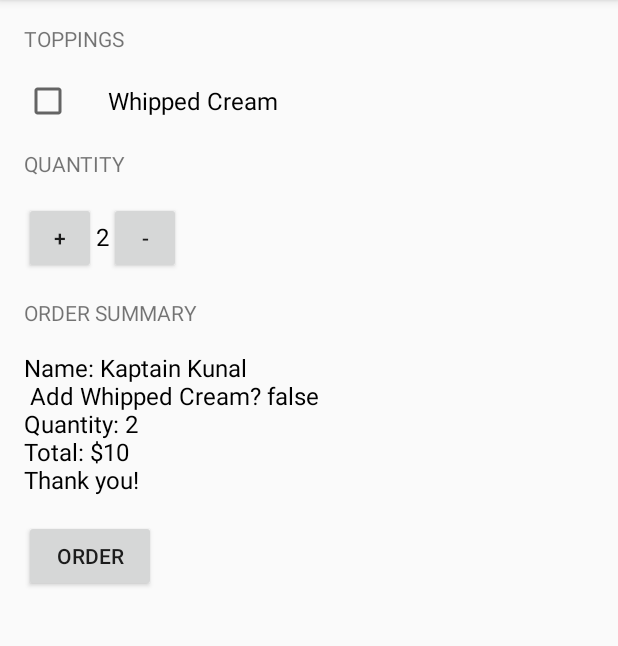
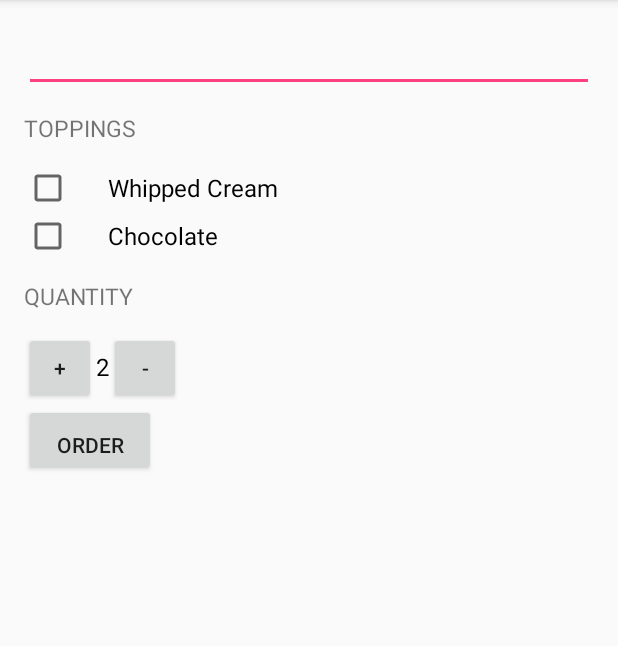
Before and after one commit to ErnestoLCortez/Just-Java, an Android app: the screen it shows after launch (MainActivity), after a tap on "ORDER", on a phone screen of 412 x 824 dp, the part 84-730 px from its top. Run offline under Robolectric (Android 15) with nearby library versions, the phone set to English and light mode, and no system bars.

```diff
--- a/app/src/main/java/com/example/android/justjava/MainActivity.java
+++ b/app/src/main/java/com/example/android/justjava/MainActivity.java
@@ -1,11 +1,16 @@
 package com.example.android.justjava;
 
+import android.content.Intent;
+import android.net.Uri;
 import android.os.Bundle;
 import android.support.v7.app.ActionBarActivity;
 import android.util.Log;
 import android.view.View;
 import android.widget.CheckBox;
+import android.widget.EditText;
 import android.widget.TextView;
+import android.widget.Toast;
+
 import java.text.NumberFormat;
 
 /**
@@ -24,14 +29,27 @@ public class MainActivity extends ActionBarActivity {
      * This method is called when the order button is clicked.
      */
     public void submitOrder(View view) {
+        EditText nameField = (EditText) findViewById(R.id.user_name);
+        String name = nameField.getText().toString();
+        Log.v("MainActivity", "Name: " + name);
+
         CheckBox whippedCreamCheckBox = (CheckBox) findViewById(R.id.whipped_cream);
         boolean hasWhippedCream = whippedCreamCheckBox.isChecked();
         Log.v("MainActivity","Has whipped cream: " + hasWhippedCream);
 
+        CheckBox chocolateCheckBox = (CheckBox) findViewById(R.id.chocolate_checkbox);
+        boolean hasChocolate = chocolateCheckBox.isChecked();
+        Log.v("MainActivity", "Has whipped cream: " + hasChocolate);
 
+        String priceMessage = createOrderSummary(name, calculatePrice(),hasWhippedCream, hasChocolate);
+        Intent intent = new Intent(Intent.ACTION_SENDTO);
+        intent.setData(Uri.parse("mailto:")); // only email apps should handle this
+        intent.putExtra(Intent.EXTRA_SUBJECT, "Just Java order for " + name);
+        intent.putExtra(Intent.EXTRA_TEXT, priceMessage);
+        if (intent.resolveActivity(getPackageManager()) != null) {
+            startActivity(intent);
+        }
 
-        String priceMessage = createOrderSummary(calculatePrice(),hasWhippedCream);
-        displayMessage(priceMessage);
     }
     /**
      * This method is called to calculate price.
@@ -43,13 +61,23 @@ public class MainActivity extends ActionBarActivity {
      * This method is called when the increment button is clicked.
      */
     public void increment(View view) {
-        displayQuantity(quantity+=1);
+        if (quantity < 100){
+            displayQuantity(quantity+=1);
+        }
+        else {
+            Toast.makeText(this, "You cannot have more than 100 coffees", Toast.LENGTH_SHORT).show();
+        }
     }
     /**
      * This method is called when the decrement button is clicked.
      */
     public void decrement(View view) {
-        displayQuantity(quantity-=1);
+        if (quantity > 1){
+            displayQuantity(quantity-=1);
+        }
+        else {
+            Toast.makeText(this, "You cannot have less than 1 coffee", Toast.LENGTH_SHORT).show();
+        }
     }
     /**
      * This method displays the given quantity value on the screen.
@@ -59,17 +87,13 @@ public class MainActivity extends ActionBarActivity {
                 R.id.quantity_text_view);
         quantityTextView.setText("" + number);
     }
-    /**
-     * This method displays the given text on the screen.
-     */
-    private void displayMessage(String message) {
-        TextView orderSummaryTextView = (TextView) findViewById(R.id.order_summary_text_view);
-        orderSummaryTextView.setText(message);
-    }
+
     /**
      * This method displays order summary to screen.
      */
-    private String createOrderSummary(int price, boolean addWhippedCream) {
-        return "Name: Kaptain Kunal \n Add Whipped Cream? " + addWhippedCream + "\nQuantity: " + quantity + "\nTotal: $" + price + "\nThank you!";
+    private String createOrderSummary(String name, int price, boolean addWhippedCream, boolean addChocolate) {
+
+        return "Name: " + name +  "\nAdd Whipped Cream? " + addWhippedCream  +
+                "\nAdd Chocolate? " + addChocolate + "\nQuantity: " + quantity + "\nTotal: $" + price + "\nThank you!";
     }
 }
--- a/app/src/main/res/layout/activity_main.xml
+++ b/app/src/main/res/layout/activity_main.xml
@@ -1,6 +1,11 @@
 <?xml version="1.0" encoding="utf-8"?>
-<LinearLayout xmlns:android="http://schemas.android.com/apk/res/android"
+<ScrollView xmlns:android="http://schemas.android.com/apk/res/android"
     xmlns:tools="http://schemas.android.com/tools"
+    android:layout_width="match_parent"
+    android:layout_height="match_parent"
+    tools:context="com.example.android.justjava.MainActivity">
+
+    <LinearLayout
         android:layout_width="match_parent"
         android:layout_height="match_parent"
         android:orientation="vertical"
@@ -8,31 +13,41 @@
         android:paddingLeft="@dimen/activity_horizontal_margin"
         android:paddingRight="@dimen/activity_horizontal_margin"
         android:paddingTop="@dimen/activity_vertical_margin"
-    tools:context="com.example.android.justjava.MainActivity">
+        >
+
+        <EditText
+            android:id="@+id/user_name"
+            android:layout_width="match_parent"
+            android:layout_height="wrap_content"
+            android:inputType="textCapWords" />
 
         <TextView
+            style="@style/HeaderTextStyle"
+            android:text="Toppings"
+             />
+
+        <CheckBox
+            android:id="@+id/whipped_cream"
             android:layout_width="wrap_content"
             android:layout_height="wrap_content"
-        android:text="Toppings"
-        android:paddingBottom="16dp"
-        android:textAllCaps="true"/>
+            android:paddingLeft="24dp"
+            android:text="Whipped Cream"
+            android:textSize="16sp" />
 
         <CheckBox
+            android:id="@+id/chocolate_checkbox"
             android:layout_width="wrap_content"
             android:layout_height="wrap_content"
-        android:text="Whipped Cream"
-        android:textSize="16sp"
             android:paddingLeft="24dp"
-        android:id="@+id/whipped_cream"/>
+            android:text="Chocolate"
+            android:textSize="16sp" />
 
 
         <TextView
-        android:layout_width="wrap_content"
-        android:layout_height="wrap_content"
+            style="@style/HeaderTextStyle"
             android:text="Quantity"
-        android:paddingBottom="16dp"
-        android:paddingTop="16dp"
-        android:textAllCaps="true"/>
+             />
+
         <LinearLayout
             android:layout_width="wrap_content"
             android:layout_height="wrap_content"
@@ -41,8 +56,8 @@
             <Button
                 android:layout_width="48dp"
                 android:layout_height="48dp"
-        android:text="+"
-        android:onClick="increment"/>
+                android:onClick="increment"
+                android:text="+" />
 
 
             <TextView
@@ -56,30 +71,17 @@
             <Button
                 android:layout_width="48dp"
                 android:layout_height="48dp"
-        android:text="-"
-        android:onClick="decrement"/>
+                android:onClick="decrement"
+                android:text="-" />
         </LinearLayout>
 
-    <TextView
-        android:layout_width="wrap_content"
-        android:layout_height="wrap_content"
-        android:text="ORDER SUMMARY"
-        android:textAllCaps="true"
-        android:paddingTop="16dp"/>
 
-    <TextView
-        android:isScrollContainer="true"
-        android:id="@+id/order_summary_text_view"
-        android:layout_width="wrap_content"
-        android:layout_height="wrap_content"
-        android:paddingBottom="16dp"
-        android:paddingTop="16dp"
-        android:text="$0"
-        android:textColor="#000000"
-        android:textSize="16sp" />
+
         <Button
             android:layout_width="wrap_content"
             android:layout_height="wrap_content"
+            android:onClick="submitOrder"
             android:text="ORDER"
-        android:onClick="submitOrder"/>
+            android:paddingTop="16dp"/>
     </LinearLayout>
+</ScrollView>
--- a/app/src/main/res/values/styles.xml
+++ b/app/src/main/res/values/styles.xml
@@ -8,4 +8,11 @@
         <item name="colorAccent">@color/colorAccent</item>
     </style>
 
+    <style name="HeaderTextStyle">
+        <item name="android:layout_width">wrap_content</item>
+        <item name="android:layout_height">48dp</item>
+        <item name="android:gravity">center_vertical</item>
+        <item name="android:textAllCaps">true</item>
+        <item name="android:textSize">15sp</item>
+    </style>
 </resources>
```
Lines whose indentation alone changed are shown as unchanged.
